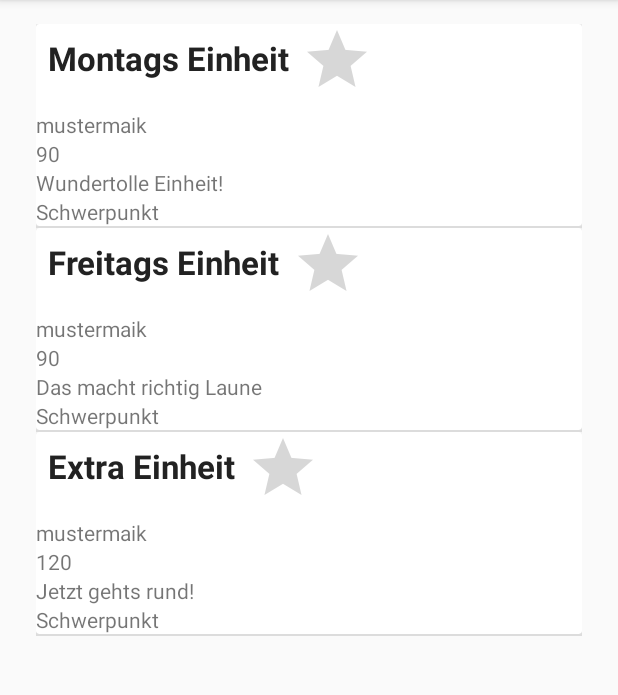
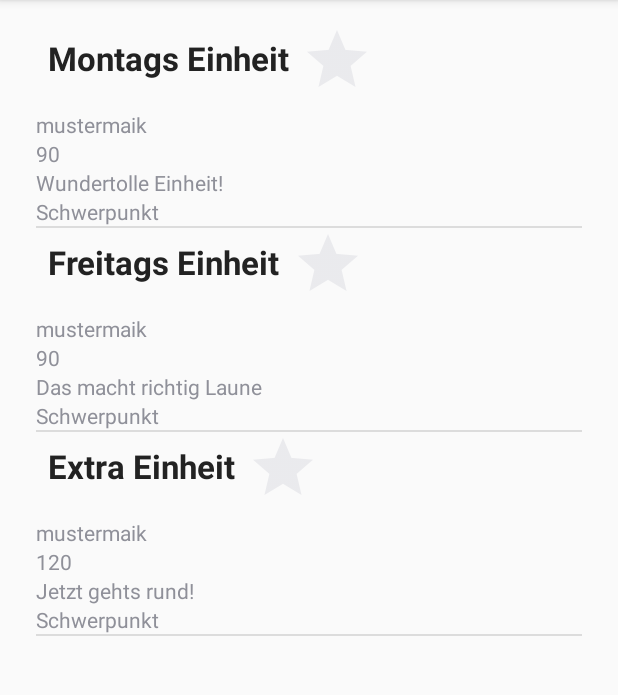
Before and after one commit to FBrand/MobileComputing2017, an Android app: the fragment EinheitenListeFragment placed in its activity, on a phone screen of 412 x 824 dp, the part 84-779 px from its top. Run offline under Robolectric (Android 15) with nearby library versions, the phone set to English and light mode, and no system bars.

```diff
--- a/SCLerchenbergTrainerAssist/app/src/main/java/com/scltrainer/uni_mainz/sclerchenbergtrainerassist/EinheitenListeAdapter.java
+++ b/SCLerchenbergTrainerAssist/app/src/main/java/com/scltrainer/uni_mainz/sclerchenbergtrainerassist/EinheitenListeAdapter.java
@@ -17,18 +17,26 @@ import android.widget.CursorAdapter;
 import android.widget.RatingBar;
 import android.widget.TextView;
 
+import java.util.ArrayList;
+
 public class EinheitenListeAdapter extends CursorAdapter {
 
     private LayoutInflater inflator;
     //private int s;
     String TAG = "EinheitenListeAdapter";
 
+    private ArrayList<Integer> idList;
+
     public EinheitenListeAdapter(Context context, Cursor c) {
         super(context, c);
         inflator = LayoutInflater.from(context);
         //s = c.getCount();
+        idList = new ArrayList<Integer>();
     }
 
+    public int getIdListEntry(int entry){
+        return idList.get(entry);
+    }
 
     @Override
     public void bindView(View view, Context context, Cursor cursor) {
--- a/SCLerchenbergTrainerAssist/app/src/main/java/com/scltrainer/uni_mainz/sclerchenbergtrainerassist/EinheitenListeFragment.java
+++ b/SCLerchenbergTrainerAssist/app/src/main/java/com/scltrainer/uni_mainz/sclerchenbergtrainerassist/EinheitenListeFragment.java
@@ -10,7 +10,10 @@ import android.view.View;
 import android.view.ViewGroup;
 import android.widget.AdapterView;
 import android.widget.AdapterView.OnItemClickListener;
+import android.widget.ListView;
 import android.widget.Toast;
+
+import static com.scltrainer.uni_mainz.sclerchenbergtrainerassist.R.id.container;
 
 
 /**
@@ -49,24 +52,46 @@ public class EinheitenListeFragment extends ListFragment implements OnItemClickL
     @Override
     public void onActivityCreated(Bundle savedInstanceState) {
         super.onActivityCreated(savedInstanceState);
-        Log.i("APP", "onActivityCreated start");
+        Log.i(TAG, "onActivityCreated start");
 
-        // TODO: Eigenen ArrayAdapter schreiben um eine schoenere Liste zu erzeugen
-        /**ArrayAdapter adapter = ArrayAdapter.createFromResource(getActivity(),
-         R.array.einheitenTest, android.R.layout.simple_list_item_1);
-         setListAdapter(adapter);
-         getListView().setOnItemClickListener(this);*/
+        dbConnection= DBHelper.getConnection(getActivity());
+        dbCursor = selectCursorEinheitenListe();
+        Log.i(TAG, "Cursor wurde initiiert");
+        getActivity().startManagingCursor(dbCursor);
+        Log.i(TAG, "startManagingCursor");
+        listAdapter = new EinheitenListeAdapter(getActivity().getBaseContext(), dbCursor);
 
-        Log.i("APP", "onActivityCreated ende");
+        setListAdapter(listAdapter);
+
+        Log.i(TAG, "onActivityCreated ende");
     }
 
     @Override
-    public void onItemClick(AdapterView<?> parent, View view, int position,long id) {
-        //TODO: Verbindung zwischen Position in Liste und DB herstellen
-        Toast.makeText(getActivity(), "Item: " + position, Toast.LENGTH_SHORT).show();
-        Intent intent = new Intent(getActivity(), EinheitDetailActivity.class);
+    public void onListItemClick(ListView l, View v, int pos, long id) {
+        super.onListItemClick(l, v, pos, id);
+        Log.i(TAG, "onListItemClick 1");
+        int i = listAdapter.getIdListEntry(pos);
+        Intent intent = new Intent(getActivity(), UebungActivity.class);
+        intent.putExtra("_id", i);
         startActivity(intent);
+        Toast.makeText(getActivity(), "Item " + i + " was clicked", Toast.LENGTH_SHORT).show();
+        Log.i(TAG, "onListItemClick ende");
+
     }
+
+    @Override
+    public void onPause(){
+        super.onPause();
+
+    }
+
+    @Override
+    public void onSaveInstanceState(Bundle outState) {
+        //outState.putString("message", "This is my message to be reloaded");
+        super.onSaveInstanceState(outState);
+    }
+
+
 
     public Cursor selectCursorEinheitenListe(){
 
@@ -79,4 +104,9 @@ public class EinheitenListeFragment extends ListFragment implements OnItemClickL
 
         return dbConnection.select(DBInfo.TRAININGSUNIT_TABLE_NAME, sArr, null, null);
     }
+
+    @Override
+    public void onItemClick(AdapterView<?> parent, View view, int position, long id) {
+
+    }
 }
--- a/SCLerchenbergTrainerAssist/app/src/main/java/com/scltrainer/uni_mainz/sclerchenbergtrainerassist/UebungenListeFragment.java
+++ b/SCLerchenbergTrainerAssist/app/src/main/java/com/scltrainer/uni_mainz/sclerchenbergtrainerassist/UebungenListeFragment.java
@@ -78,10 +78,9 @@ public class UebungenListeFragment extends ListFragment implements OnItemClickLi
      */
     @Override
     public void onItemClick(AdapterView<?> parent, View view, int position,long id) {
-        //TODO: Verbindung zwischen Position in Liste und DB herstellen
-        Toast.makeText(getActivity(), "Item: " + position, Toast.LENGTH_SHORT).show();
+        /*Toast.makeText(getActivity(), "Item: " + position, Toast.LENGTH_SHORT).show();
         Intent intent = new Intent(getActivity(), UebungActivity.class);
-        startActivity(intent);
+        startActivity(intent);*/
     }
 
     public Cursor selectCursorUebungenListe(){
--- a/SCLerchenbergTrainerAssist/app/src/main/res/layout/fragment_einheiten_liste_element.xml
+++ b/SCLerchenbergTrainerAssist/app/src/main/res/layout/fragment_einheiten_liste_element.xml
@@ -3,13 +3,6 @@
     android:layout_width="match_parent"
     android:layout_height="match_parent">
 
-    <!-- TODO: CardView darf nicht Ränder berühren -->
-    <android.support.v7.widget.CardView
-        android:layout_width="match_parent"
-        android:layout_height="wrap_content"
-        android:paddingLeft="30dp"
-        android:paddingRight="30dp"
-        android:paddingBottom="30dp">
 
         <LinearLayout
             android:layout_width="match_parent"
@@ -65,6 +58,4 @@
 
         </LinearLayout>
 
-    </android.support.v7.widget.CardView>
-
 </LinearLayout>
```
